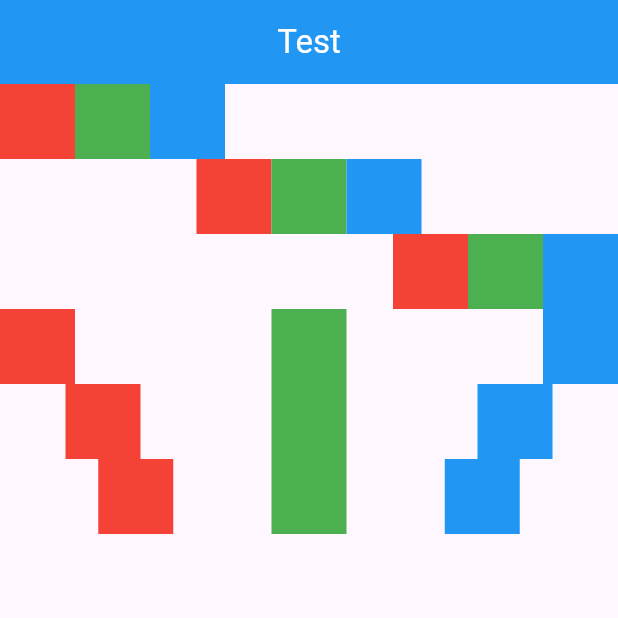
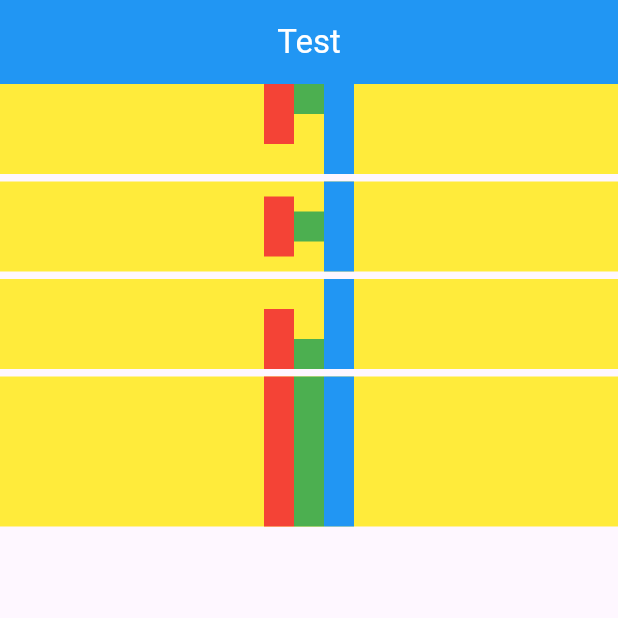
Before and after one commit to nongsang/Flutter-Study, a Flutter app: the screen it shows after launch, on a phone screen of 412 x 824 dp, the top half of it. Run offline on Flutter 3.47's test engine with Material 3 defaults, Android fonts, the phone set to English and light mode, and no system bars.

Commit message:
교차축 정렬 방식 - start, center, end, strach

```diff
--- a/alignment/lib/main.dart
+++ b/alignment/lib/main.dart
@@ -20,93 +20,85 @@ class MyApp extends StatelessWidget {
         ),
         body: Column(
           children: [
-            Row(
-              mainAxisAlignment: MainAxisAlignment.start, // 모든 위젯을 시작 부분에 모아서 배열
+            Container(
+              margin: EdgeInsets.only(bottom: 5),
+              color: Colors.yellow,
+              child: Row(
+                mainAxisAlignment: MainAxisAlignment.center,
+                crossAxisAlignment: CrossAxisAlignment.start, // 교차축의 시작 부분에 모아서 배열
                 children: [
                   Container(
-                  width: 50, height: 50, color: Colors.red,
+                    width: 20, height: 40, color: Colors.red,
                   ),
                   Container(
-                  width: 50, height: 50, color: Colors.green,
+                    width: 20, height: 20, color: Colors.green,
                   ),
                   Container(
-                  width: 50, height: 50, color: Colors.blue,
+                    width: 20, height: 60, color: Colors.blue,
                   ),
                 ],
               ),
+            ),
 
-            Row(
-              mainAxisAlignment: MainAxisAlignment.center,  // 모든 위젯을 중앙에 모아서 배열
+            Container(
+              margin: EdgeInsets.only(bottom: 5),
+              color: Colors.yellow,
+              child: Row(
+                mainAxisAlignment: MainAxisAlignment.center,
+                crossAxisAlignment: CrossAxisAlignment.center, // 교차축의 중앙에 모아서 배열
                 children: [
                   Container(
-                  width: 50, height: 50, color: Colors.red,
+                    width: 20, height: 40, color: Colors.red,
                   ),
                   Container(
-                  width: 50, height: 50, color: Colors.green,
+                    width: 20, height: 20, color: Colors.green,
                   ),
                   Container(
-                  width: 50, height: 50, color: Colors.blue,
+                    width: 20, height: 60, color: Colors.blue,
                   ),
                 ],
               ),
+            ),
 
-            Row(
-              mainAxisAlignment: MainAxisAlignment.end, // 모든 위젯을 끝 부분에 모아서 배열
+            Container(
+              margin: EdgeInsets.only(bottom: 5),
+              color: Colors.yellow,
+              child: Row(
+                mainAxisAlignment: MainAxisAlignment.center,
+                crossAxisAlignment: CrossAxisAlignment.end, // 교차축의 끝 부분에 모아서 배열
                 children: [
                   Container(
-                  width: 50, height: 50, color: Colors.red,
+                    width: 20, height: 40, color: Colors.red,
                   ),
                   Container(
-                  width: 50, height: 50, color: Colors.green,
+                    width: 20, height: 20, color: Colors.green,
                   ),
                   Container(
-                  width: 50, height: 50, color: Colors.blue,
+                    width: 20, height: 60, color: Colors.blue,
                   ),
                 ],
               ),
-            Row(
-              mainAxisAlignment: MainAxisAlignment.spaceBetween,  // 양쪽 위젯을 양쪽에 붙이고, 위젯 간 간격을 균등하게
+            ),
+
+            Container(
+              margin: EdgeInsets.only(bottom: 5),
+              color: Colors.yellow,
+              height: 100,  // 위젯을 교차축으로 늘릴때 한계를 지정해줘야 한다.
+              child: Row(
+                mainAxisAlignment: MainAxisAlignment.center,
+                crossAxisAlignment: CrossAxisAlignment.stretch, // 위젯을 교차축 최대 길이까지 늘림
                 children: [
                   Container(
-                  width: 50, height: 50, color: Colors.red,
+                    width: 20, height: 40, color: Colors.red,
                   ),
                   Container(
-                  width: 50, height: 50, color: Colors.green,
+                    width: 20, height: 20, color: Colors.green,
                   ),
                   Container(
-                  width: 50, height: 50, color: Colors.blue,
+                    width: 20, height: 60, color: Colors.blue,
                   ),
                 ],
               ),
-
-            Row(
-              mainAxisAlignment: MainAxisAlignment.spaceAround, // 위젯 간 간격을 균등하게, 양쪽 위젯 끝은 위젯 간 간격에 1/2
-              children: [
-                Container(
-                  width: 50, height: 50, color: Colors.red,
-                ),
-                Container(
-                  width: 50, height: 50, color: Colors.green,
-                ),
-                Container(
-                  width: 50, height: 50, color: Colors.blue,
-                ),
-              ],
-            ),
-
-            Row(
-              mainAxisAlignment: MainAxisAlignment.spaceEvenly, // 위젯 간 간격, 양쪽 위젯 끝 간격을 균등하게
-              children: [
-                Container(
-                  width: 50, height: 50, color: Colors.red,
-                ),
-                Container(
-                  width: 50, height: 50, color: Colors.green,
-                ),
-                Container(
-                  width: 50, height: 50, color: Colors.blue,
-                ),
-              ],
             ),
           ]
         )
```
Lines whose indentation alone changed are shown as unchanged.
